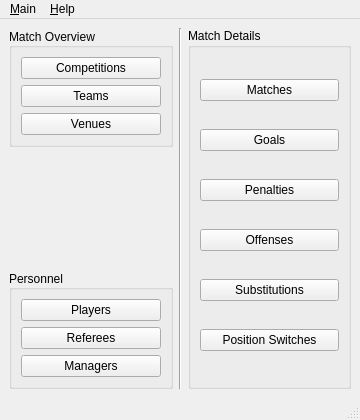
The window that code/pyqt/gui/main_userswitchboard.ui (soccermetrics/marcotti-desktop) describes before a commit, drawn with Qt 5.
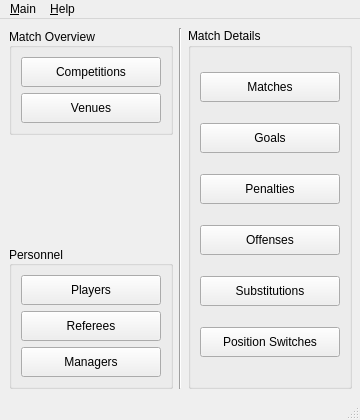
The same window after the commit.

Commit message: Removed Teams button from switchboard UIs (Closed #34)

Patch:
```diff
--- a/code/pyqt/gui/main_userswitchboard.ui
+++ b/code/pyqt/gui/main_userswitchboard.ui
@@ -43,20 +43,37 @@
         <layout class="QVBoxLayout" name="verticalLayout">
          <item>
           <widget class="QPushButton" name="compButton">
+           <property name="minimumSize">
+            <size>
+             <width>140</width>
+             <height>30</height>
+            </size>
+           </property>
+           <property name="maximumSize">
+            <size>
+             <width>140</width>
+             <height>30</height>
+            </size>
+           </property>
            <property name="text">
             <string>Competitions</string>
            </property>
           </widget>
          </item>
-         <item>
-          <widget class="QPushButton" name="teamButton">
-           <property name="text">
-            <string>Teams</string>
-           </property>
-          </widget>
-         </item>
          <item>
           <widget class="QPushButton" name="venueButton">
+           <property name="minimumSize">
+            <size>
+             <width>140</width>
+             <height>30</height>
+            </size>
+           </property>
+           <property name="maximumSize">
+            <size>
+             <width>140</width>
+             <height>30</height>
+            </size>
+           </property>
            <property name="text">
             <string>Venues</string>
            </property>
@@ -89,6 +106,18 @@
         <layout class="QVBoxLayout" name="verticalLayout_2">
          <item>
           <widget class="QPushButton" name="playerButton">
+           <property name="minimumSize">
+            <size>
+             <width>140</width>
+             <height>30</height>
+            </size>
+           </property>
+           <property name="maximumSize">
+            <size>
+             <width>140</width>
+             <height>30</height>
+            </size>
+           </property>
            <property name="text">
             <string>Players</string>
            </property>
@@ -96,6 +125,18 @@
          </item>
          <item>
           <widget class="QPushButton" name="refereeButton">
+           <property name="minimumSize">
+            <size>
+             <width>140</width>
+             <height>30</height>
+            </size>
+           </property>
+           <property name="maximumSize">
+            <size>
+             <width>140</width>
+             <height>30</height>
+            </size>
+           </property>
            <property name="text">
             <string>Referees</string>
            </property>
@@ -103,6 +144,18 @@
          </item>
          <item>
           <widget class="QPushButton" name="managerButton">
+           <property name="minimumSize">
+            <size>
+             <width>140</width>
+             <height>30</height>
+            </size>
+           </property>
+           <property name="maximumSize">
+            <size>
+             <width>140</width>
+             <height>30</height>
+            </size>
+           </property>
            <property name="text">
             <string>Managers</string>
            </property>
@@ -128,6 +181,18 @@
       <layout class="QVBoxLayout" name="verticalLayout_3">
        <item>
         <widget class="QPushButton" name="matchButton">
+         <property name="minimumSize">
+          <size>
+           <width>140</width>
+           <height>30</height>
+          </size>
+         </property>
+         <property name="maximumSize">
+          <size>
+           <width>140</width>
+           <height>30</height>
+          </size>
+         </property>
          <property name="text">
           <string>Matches</string>
          </property>
@@ -135,6 +200,18 @@
        </item>
        <item>
         <widget class="QPushButton" name="goalButton">
+         <property name="minimumSize">
+          <size>
+           <width>140</width>
+           <height>30</height>
+          </size>
+         </property>
+         <property name="maximumSize">
+          <size>
+           <width>140</width>
+           <height>30</height>
+          </size>
+         </property>
          <property name="text">
           <string>Goals</string>
          </property>
@@ -142,6 +219,18 @@
        </item>
        <item>
         <widget class="QPushButton" name="penButton">
+         <property name="minimumSize">
+          <size>
+           <width>140</width>
+           <height>30</height>
+          </size>
+         </property>
+         <property name="maximumSize">
+          <size>
+           <width>140</width>
+           <height>30</height>
+          </size>
+         </property>
          <property name="text">
           <string>Penalties</string>
          </property>
@@ -149,6 +238,18 @@
        </item>
        <item>
         <widget class="QPushButton" name="offenseButton">
+         <property name="minimumSize">
+          <size>
+           <width>140</width>
+           <height>30</height>
+          </size>
+         </property>
+         <property name="maximumSize">
+          <size>
+           <width>140</width>
+           <height>30</height>
+          </size>
+         </property>
          <property name="text">
           <string>Offenses</string>
          </property>
@@ -156,6 +257,18 @@
        </item>
        <item>
         <widget class="QPushButton" name="subButton">
+         <property name="minimumSize">
+          <size>
+           <width>140</width>
+           <height>30</height>
+          </size>
+         </property>
+         <property name="maximumSize">
+          <size>
+           <width>140</width>
+           <height>30</height>
+          </size>
+         </property>
          <property name="text">
           <string>Substitutions</string>
          </property>
@@ -163,6 +276,18 @@
        </item>
        <item>
         <widget class="QPushButton" name="switchButton">
+         <property name="minimumSize">
+          <size>
+           <width>140</width>
+           <height>30</height>
+          </size>
+         </property>
+         <property name="maximumSize">
+          <size>
+           <width>140</width>
+           <height>30</height>
+          </size>
+         </property>
          <property name="text">
           <string>Position Switches</string>
          </property>
```
The commit also changes 3 other files.
